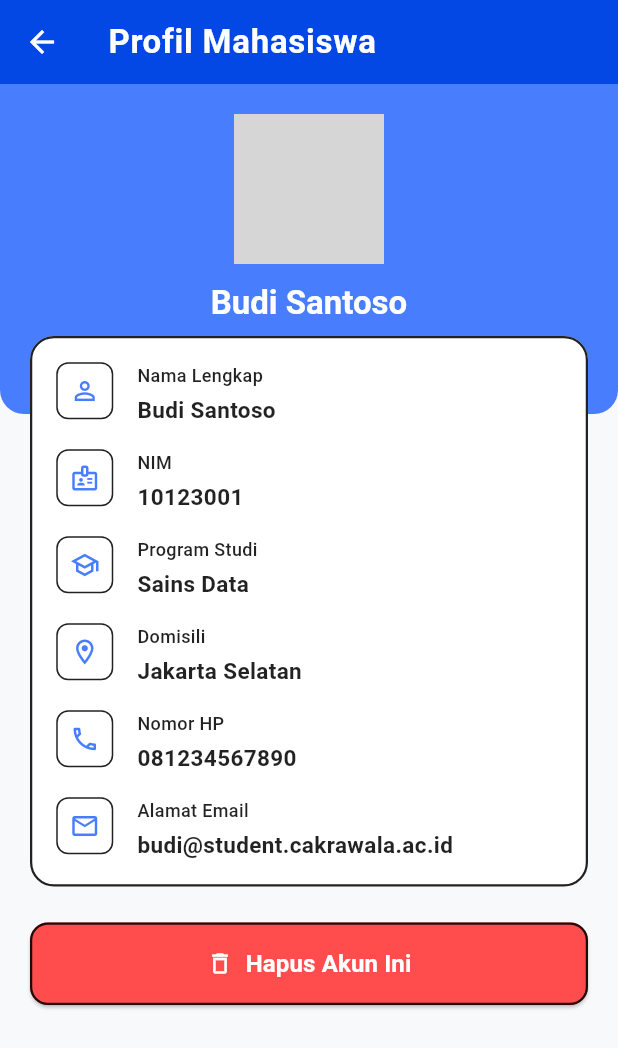
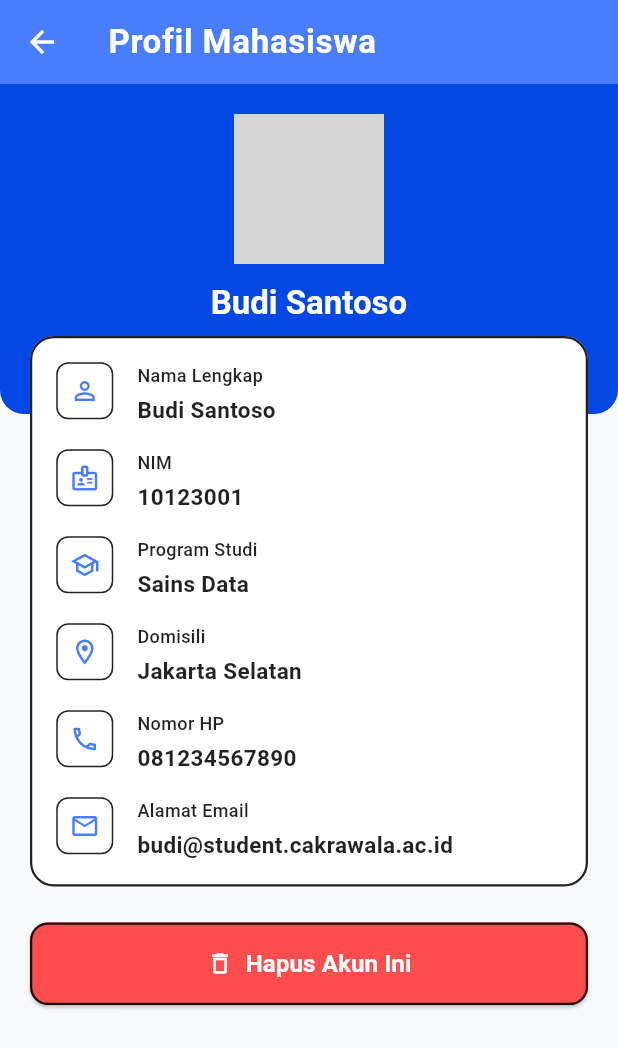
Before and after one commit to darelllien/student-directory_mobile-computing_kelompok-1, a Flutter app: the screen it shows after launch, after a tap on "Budi Santoso", on a phone screen of 412 x 824 dp. Shown: the top 1048 px of the screen. Run offline on Flutter 3.47's test engine with Material 3 defaults, Android fonts, the phone set to English and light mode, and no system bars; network calls fail; grey boxes are pictures that could not be loaded.

Commit message:
refactor(profile_page): change color

```diff
--- a/lib/pages/profile_page.dart
+++ b/lib/pages/profile_page.dart
@@ -13,7 +13,7 @@ class ProfilePage extends StatelessWidget {
     final Student? student = args?['student'] as Student?;
     final int totalStudents = args?['totalStudents'] as int? ?? 0;
 
-    final bool canDelete = totalStudents > 3;
+    final bool canDelete = true;
 
     if (student == null) {
       return Scaffold(
@@ -27,7 +27,7 @@ class ProfilePage extends StatelessWidget {
     return Scaffold(
       backgroundColor: AppColors.background,
       appBar: AppBar(
-        backgroundColor: AppColors.secondary,
+        backgroundColor: AppColors.primary,
         foregroundColor: AppColors.surface,
         elevation: 0,
         centerTitle: false,
@@ -78,7 +78,7 @@ class _ProfileHeaderBackground extends StatelessWidget {
       height: 220,
       child: Container(
         decoration: const BoxDecoration(
-          color: AppColors.primary,
+          color: AppColors.secondary,
           borderRadius: BorderRadius.vertical(bottom: Radius.circular(16)),
         ),
       ),
```
